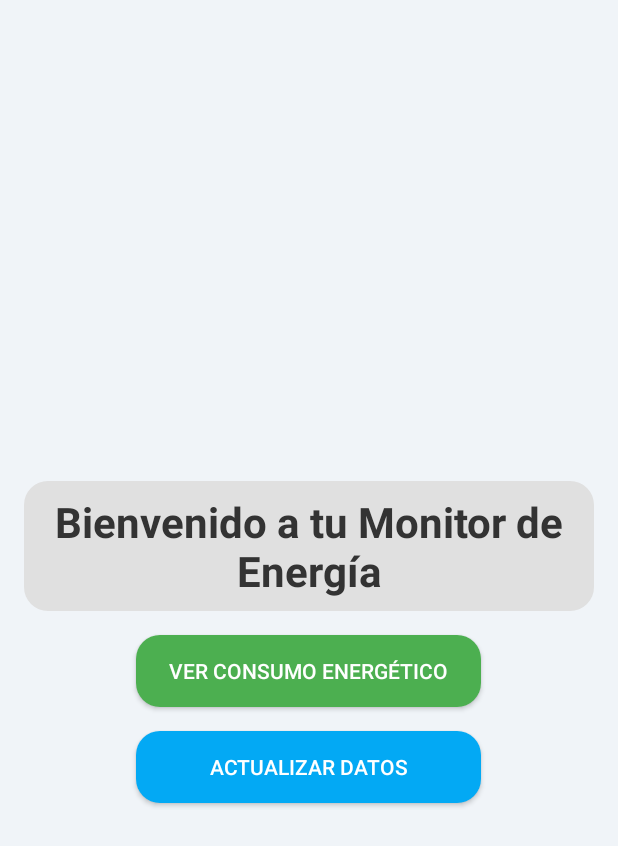
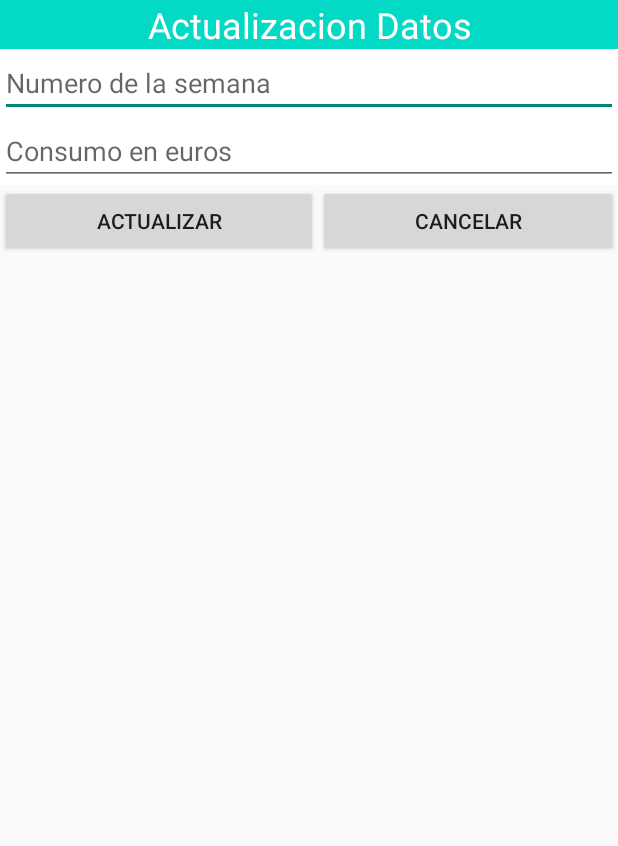
Before and after one commit to Oyupa/PDE_Consumo_Energetico, an Android app built with Jetpack Compose: the screen it shows after launch (MainActivity before the commit, NuevosDatos after it), after a tap on "ACTUALIZAR DATOS", on a phone screen of 412 x 824 dp. Shown: the top 846 px of the screen. Run offline under Robolectric (Android 15) with nearby library versions, the phone set to English and light mode, and no system bars; our stand-ins replace Firebase (no records; nobody signed in at launch, a user with empty details on screens opened directly).

Commit message:
activity para dar nuevos datos a la base de datos

```diff
--- a/app/build.gradle.kts
+++ b/app/build.gradle.kts
@@ -61,6 +61,7 @@ dependencies {
     implementation(libs.androidx.ui.graphics)
     implementation(libs.androidx.ui.tooling.preview)
     implementation(libs.androidx.material3)
+    implementation(libs.firebase.firestore.ktx)
     testImplementation(libs.junit)
     androidTestImplementation(libs.androidx.junit)
     androidTestImplementation(libs.androidx.espresso.core)
--- a/app/src/main/AndroidManifest.xml
+++ b/app/src/main/AndroidManifest.xml
@@ -25,13 +25,20 @@
             </intent-filter>
         </activity>
 
-        <!-- MainActivity -->
+
         <activity
             android:name=".MainActivity"
             android:exported="true"
             android:label="@string/app_name"
             android:theme="@style/Theme.PDE_Consumo_Energetico" />
 
+        <activity
+            android:name=".NuevosDatos"
+            android:exported="true"
+            android:label="@string/app_name"
+            android:theme="@style/Theme.PDE_Consumo_Energetico" />
+
+
     </application>
 
 </manifest>
--- /dev/null
+++ b/app/src/main/java/com/example/pde_consumo_energetico/Consumo.kt
@@ -0,0 +1,5 @@
+package com.example.pde_consumo_energetico
+
+data class Consumo(val semana: Int, val consumo: Int){
+    constructor() : this(0, 0)
+}
--- a/app/src/main/java/com/example/pde_consumo_energetico/MainActivity.kt
+++ b/app/src/main/java/com/example/pde_consumo_energetico/MainActivity.kt
@@ -1,5 +1,6 @@
 package com.example.pde_consumo_energetico
 
+import android.content.Intent
 import android.os.Bundle
 import android.widget.Button
 import androidx.activity.ComponentActivity
@@ -29,6 +30,8 @@ class MainActivity : ComponentActivity() {
         }
 
         btnDataUpdate.setOnClickListener {
+            val intent = Intent(this, NuevosDatos::class.java)
+            startActivity(intent)
             // Aquí irá la acción para navegar a la pantalla de actualización de datos
         }
     }
--- /dev/null
+++ b/app/src/main/java/com/example/pde_consumo_energetico/NuevosDatos.kt
@@ -0,0 +1,60 @@
+package com.example.pde_consumo_energetico
+
+import android.os.Bundle
+import android.widget.Button
+import android.widget.EditText
+import android.widget.Toast
+import androidx.activity.ComponentActivity
+import com.google.firebase.Firebase
+import com.google.firebase.firestore.FirebaseFirestore
+import com.google.firebase.firestore.firestore
+
+class NuevosDatos: ComponentActivity(){
+    private lateinit var btnActualizar: Button
+    private lateinit var btnCancelar: Button
+    private lateinit var editSemana: EditText
+    private lateinit var editConsumo: EditText
+    private var db: FirebaseFirestore = Firebase.firestore
+
+    override fun onCreate(savedInstanceState: Bundle?) {
+        super.onCreate(savedInstanceState)
+        setContentView(R.layout.nuevos_datos) //asignamos el correspodinete layput
+
+        btnActualizar = findViewById(R.id.btnActualizar)
+        btnCancelar = findViewById(R.id.btnCancelar)
+        editSemana = findViewById(R.id.editSemana)
+        editConsumo = findViewById(R.id.editConsumo)
+
+        btnActualizar.setOnClickListener {
+            actualizar()
+            finish()
+            //boton encargado de guardar una novela nueva
+        }
+
+        btnCancelar.setOnClickListener {
+            finish()
+            //vuelve a la actividad inicial
+        }
+
+    }
+
+    private fun actualizar() {
+        val semana = editSemana.text.toString().toInt()
+        val consumo = editConsumo.text.toString().toInt()
+        val nuevosDatos = Consumo(semana, consumo)
+
+        //creamos una nueva novela con sus correspondientes atributos
+
+        db.collection("consumo")
+            .add(nuevosDatos)
+            .addOnSuccessListener { documentReference ->
+                Toast.makeText(this, "Datos de la semana ${nuevosDatos.semana} actualizados", Toast.LENGTH_SHORT).show()
+                finish()
+            }
+            .addOnFailureListener { e ->
+                Toast.makeText(this, "Error al actualizar los datos: ${e.message}", Toast.LENGTH_SHORT).show()
+            }
+    }
+
+
+}
--- /dev/null
+++ b/app/src/main/res/layout/nuevos_datos.xml
@@ -0,0 +1,61 @@
+<?xml version="1.0" encoding="utf-8"?>
+<LinearLayout xmlns:android="http://schemas.android.com/apk/res/android"
+    android:orientation="vertical"
+    android:layout_width="match_parent"
+    android:layout_height="match_parent">
+
+    <TextView
+        android:id="@+id/textTituloAlta"
+        android:layout_width="match_parent"
+        android:layout_height="wrap_content"
+        android:background="@color/teal_200"
+        android:textColor="@color/white"
+        android:textAlignment="center"
+        android:textSize="24sp"
+        android:text="Actualizacion Datos" />
+
+    <LinearLayout
+        android:layout_width="match_parent"
+        android:layout_height="wrap_content"
+        android:background="@color/white"
+        android:orientation="vertical">
+
+        <EditText
+            android:id="@+id/editSemana"
+            android:layout_width="match_parent"
+            android:layout_height="wrap_content"
+            android:hint="Numero de la semana"
+            />
+
+        <EditText
+            android:id="@+id/editConsumo"
+            android:layout_width="match_parent"
+            android:layout_height="wrap_content"
+            android:hint="Consumo en euros"
+            />
+
+    </LinearLayout>
+
+    <LinearLayout
+        android:layout_width="match_parent"
+        android:layout_height="wrap_content"
+        android:orientation="horizontal"
+        >
+
+        <Button
+            android:id="@+id/btnActualizar"
+            android:layout_width="wrap_content"
+            android:layout_height="wrap_content"
+            android:layout_weight="1"
+            android:text="Actualizar" />
+
+        <Button
+            android:id="@+id/btnCancelar"
+            android:layout_width="wrap_content"
+            android:layout_height="wrap_content"
+            android:layout_weight="1"
+            android:text="Cancelar" />
+
+    </LinearLayout>
+
+</LinearLayout>
--- a/gradle/libs.versions.toml
+++ b/gradle/libs.versions.toml
@@ -8,6 +8,7 @@ espressoCore = "3.6.1"
 lifecycleRuntimeKtx = "2.8.5"
 activityCompose = "1.9.2"
 composeBom = "2024.04.01"
+firebaseFirestoreKtx = "25.1.0"
 
 [libraries]
 androidx-core-ktx = { group = "androidx.core", name = "core-ktx", version.ref = "coreKtx" }
@@ -24,6 +25,7 @@ androidx-ui-tooling-preview = { group = "androidx.compose.ui", name = "ui-toolin
 androidx-ui-test-manifest = { group = "androidx.compose.ui", name = "ui-test-manifest" }
 androidx-ui-test-junit4 = { group = "androidx.compose.ui", name = "ui-test-junit4" }
 androidx-material3 = { group = "androidx.compose.material3", name = "material3" }
+firebase-firestore-ktx = { group = "com.google.firebase", name = "firebase-firestore-ktx", version.ref = "firebaseFirestoreKtx" }
 
 [plugins]
 android-application = { id = "com.android.application", version.ref = "agp" }
```
